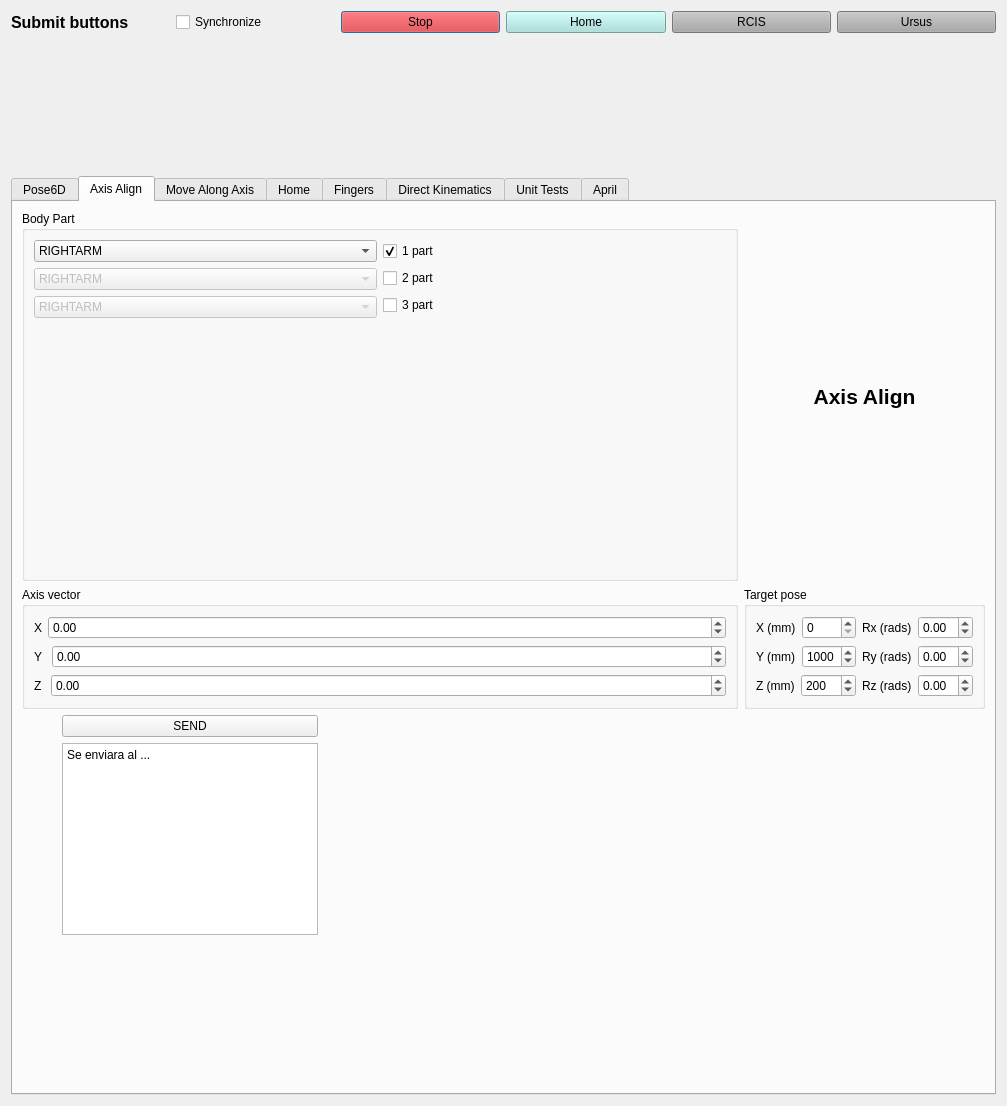
The window that components/inversekinematicsTesterComp/src/guiDlg.ui (robocomp/robocomp-shelly) describes before a commit, drawn with Qt 5.
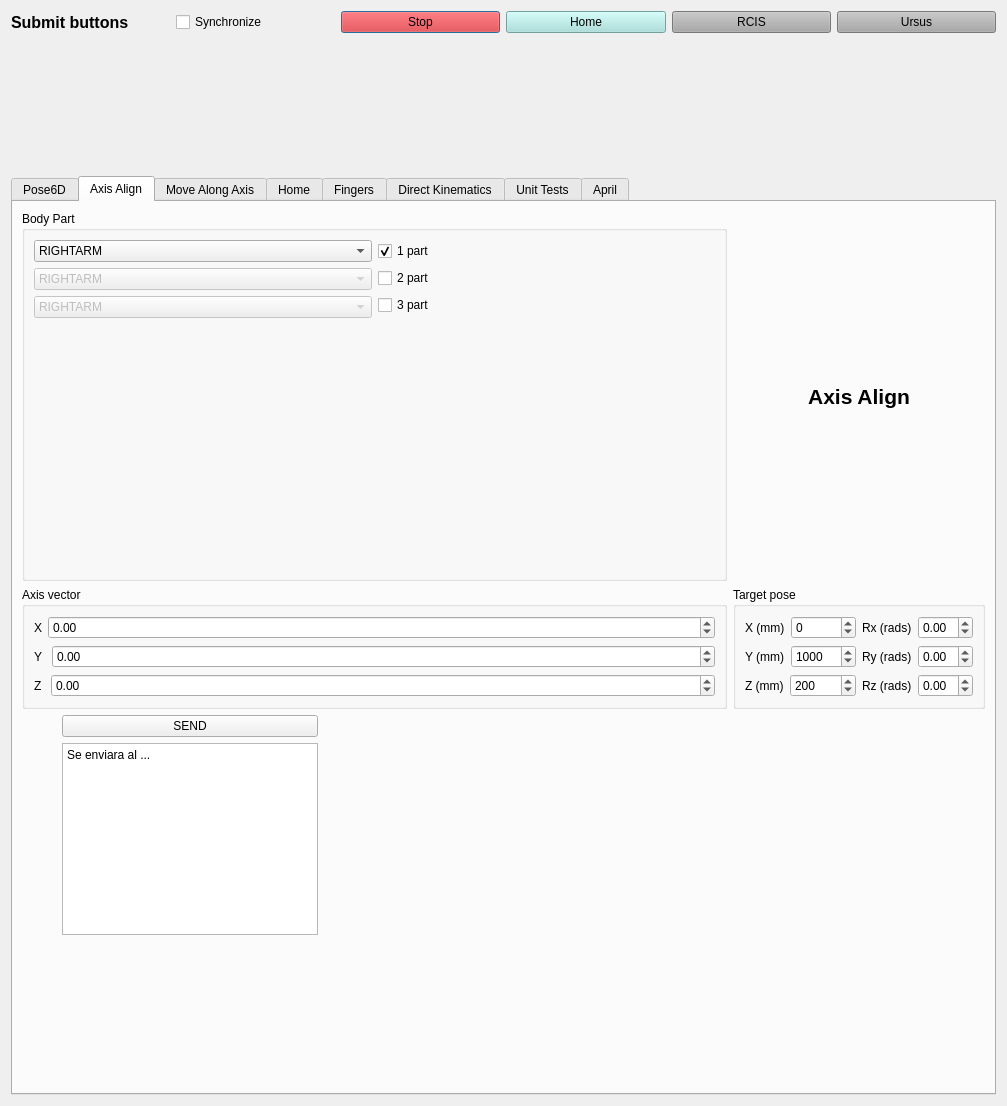
The same window after the commit. The open tabs and pages were chosen to show the change.

The edit to the form file:
```diff
--- a/components/inversekinematicsTesterComp/src/guiDlg.ui
+++ b/components/inversekinematicsTesterComp/src/guiDlg.ui
@@ -1078,8 +1078,11 @@
                   </item>
                   <item row="0" column="1">
                    <widget class="QSpinBox" name="axisAlignXSB">
+                    <property name="minimum">
+                     <number>-10000</number>
+                    </property>
                     <property name="maximum">
-                     <number>3000</number>
+                     <number>10000</number>
                     </property>
                    </widget>
                   </item>
@@ -1092,8 +1095,11 @@
                   </property>
                   <item row="0" column="1">
                    <widget class="QSpinBox" name="axisAlignYSB">
+                    <property name="minimum">
+                     <number>-10000</number>
+                    </property>
                     <property name="maximum">
-                     <number>3000</number>
+                     <number>10000</number>
                     </property>
                     <property name="value">
                      <number>1000</number>
@@ -1116,6 +1122,9 @@
                   </property>
                   <item row="0" column="1">
                    <widget class="QSpinBox" name="axisAlignZSB">
+                    <property name="minimum">
+                     <number>-10000</number>
+                    </property>
                     <property name="maximum">
                      <number>3000</number>
                     </property>
```
Left out of the diff: 2 changed lines with no effect on the pictures.
